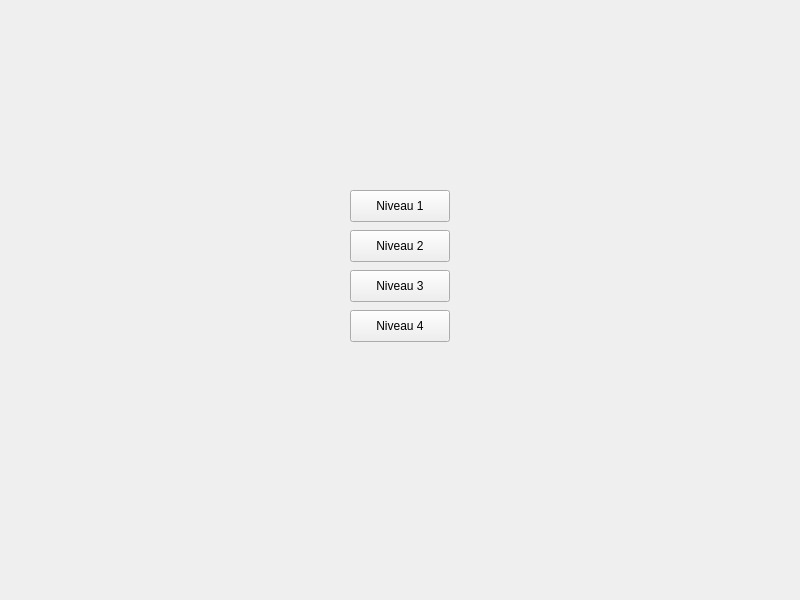
First picture: the form in BowserBros/App/trainingform.ui, repository thibautlfr/IUT-BowserBros, before the edit.
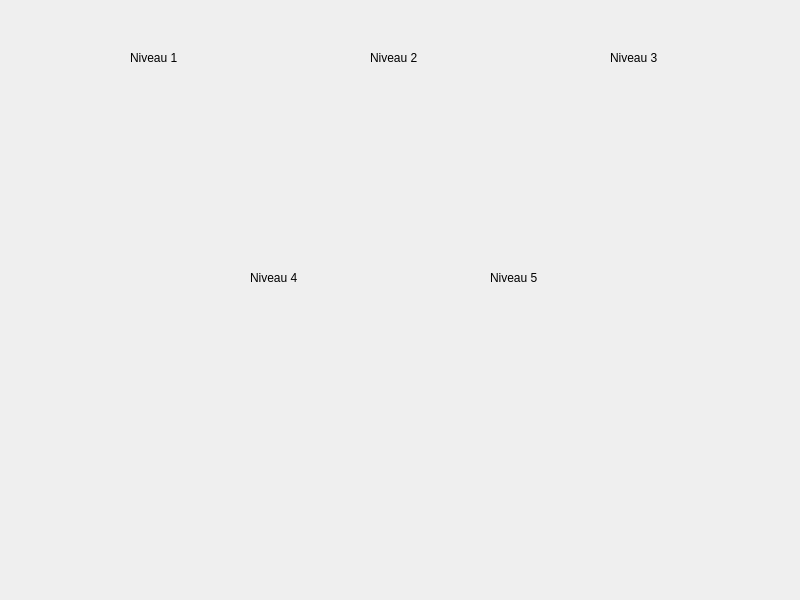
Second picture: the form after the edit.

What changed in the file:
```diff
--- a/BowserBros/App/trainingform.ui
+++ b/BowserBros/App/trainingform.ui
@@ -38,55 +38,148 @@
   <widget class="QPushButton" name="level1Button">
    <property name="geometry">
     <rect>
-     <x>350</x>
-     <y>190</y>
-     <width>100</width>
-     <height>32</height>
+     <x>60</x>
+     <y>70</y>
+     <width>200</width>
+     <height>155</height>
     </rect>
    </property>
+   <property name="styleSheet">
+    <string notr="true">QPushButton {border: none; padding: 0; margin: 0; background: transparent;}</string>
+   </property>
    <property name="text">
-    <string>Niveau 1</string>
+    <string/>
    </property>
   </widget>
   <widget class="QPushButton" name="level2Button">
    <property name="geometry">
     <rect>
-     <x>350</x>
-     <y>230</y>
-     <width>100</width>
-     <height>32</height>
+     <x>300</x>
+     <y>70</y>
+     <width>200</width>
+     <height>155</height>
     </rect>
    </property>
+   <property name="styleSheet">
+    <string notr="true">QPushButton {border: none; padding: 0; margin: 0; background: transparent;}</string>
+   </property>
    <property name="text">
-    <string>Niveau 2</string>
+    <string/>
    </property>
   </widget>
   <widget class="QPushButton" name="level3Button">
    <property name="geometry">
     <rect>
-     <x>350</x>
-     <y>270</y>
-     <width>100</width>
-     <height>32</height>
+     <x>540</x>
+     <y>70</y>
+     <width>200</width>
+     <height>155</height>
     </rect>
    </property>
+   <property name="styleSheet">
+    <string notr="true">QPushButton {border: none; padding: 0; margin: 0; background: transparent;}</string>
+   </property>
    <property name="text">
-    <string>Niveau 3</string>
+    <string/>
    </property>
   </widget>
   <widget class="QPushButton" name="level4Button">
    <property name="geometry">
     <rect>
-     <x>350</x>
-     <y>310</y>
-     <width>100</width>
-     <height>32</height>
+     <x>180</x>
+     <y>290</y>
+     <width>200</width>
+     <height>155</height>
+    </rect>
+   </property>
+   <property name="styleSheet">
+    <string notr="true">QPushButton {border: none; padding: 0; margin: 0; background: transparent;}</string>
+   </property>
+   <property name="text">
+    <string/>
+   </property>
+  </widget>
+  <widget class="QPushButton" name="level5Button">
+   <property name="geometry">
+    <rect>
+     <x>420</x>
+     <y>290</y>
+     <width>200</width>
+     <height>155</height>
+    </rect>
+   </property>
+   <property name="styleSheet">
+    <string notr="true">QPushButton {border: none; padding: 0; margin: 0; background: transparent;}</string>
+   </property>
+   <property name="text">
+    <string/>
+   </property>
+  </widget>
+  <widget class="QLabel" name="niv1Label">
+   <property name="geometry">
+    <rect>
+     <x>130</x>
+     <y>50</y>
+     <width>58</width>
+     <height>16</height>
+    </rect>
+   </property>
+   <property name="text">
+    <string>Niveau 1</string>
+   </property>
+  </widget>
+  <widget class="QLabel" name="niv2Label">
+   <property name="geometry">
+    <rect>
+     <x>370</x>
+     <y>50</y>
+     <width>58</width>
+     <height>16</height>
+    </rect>
+   </property>
+   <property name="text">
+    <string>Niveau 2</string>
+   </property>
+  </widget>
+  <widget class="QLabel" name="niv3Label">
+   <property name="geometry">
+    <rect>
+     <x>610</x>
+     <y>50</y>
+     <width>58</width>
+     <height>16</height>
+    </rect>
+   </property>
+   <property name="text">
+    <string>Niveau 3</string>
+   </property>
+  </widget>
+  <widget class="QLabel" name="niv4Label">
+   <property name="geometry">
+    <rect>
+     <x>250</x>
+     <y>270</y>
+     <width>58</width>
+     <height>16</height>
     </rect>
    </property>
    <property name="text">
     <string>Niveau 4</string>
    </property>
   </widget>
+  <widget class="QLabel" name="niv5Label">
+   <property name="geometry">
+    <rect>
+     <x>490</x>
+     <y>270</y>
+     <width>58</width>
+     <height>16</height>
+    </rect>
+   </property>
+   <property name="text">
+    <string>Niveau 5</string>
+   </property>
+  </widget>
  </widget>
  <resources/>
  <connections/>
```
